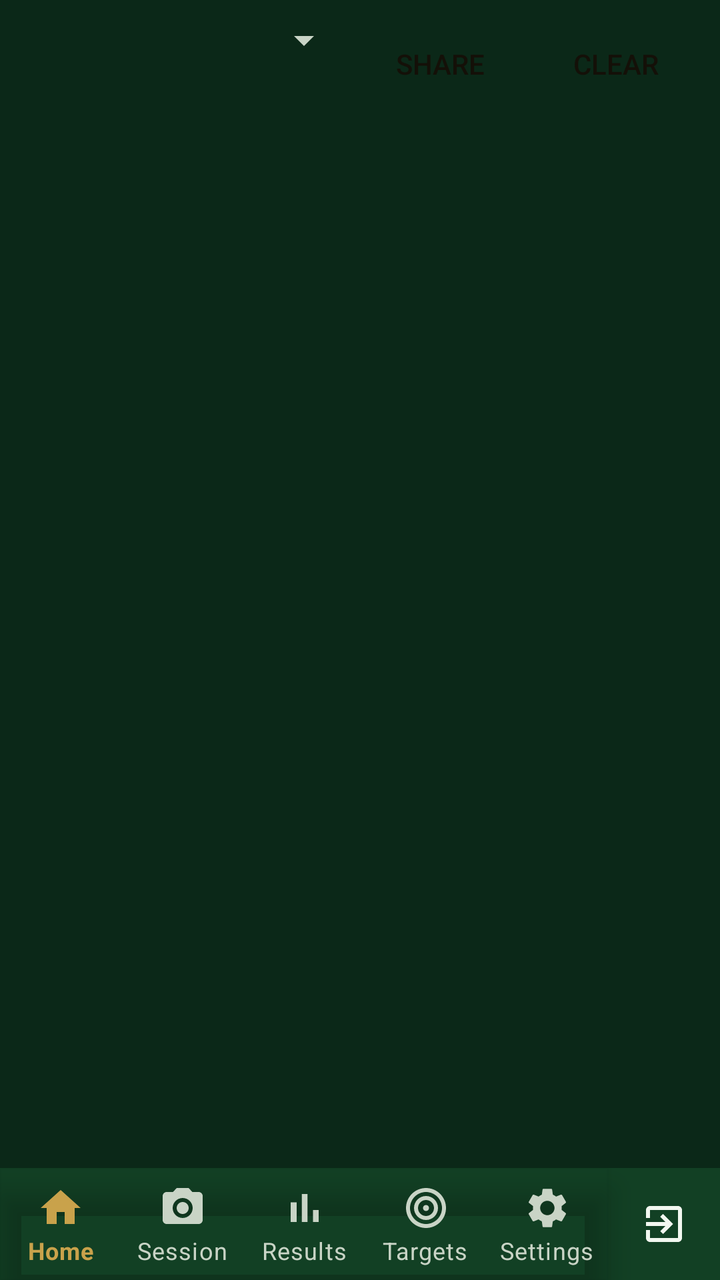
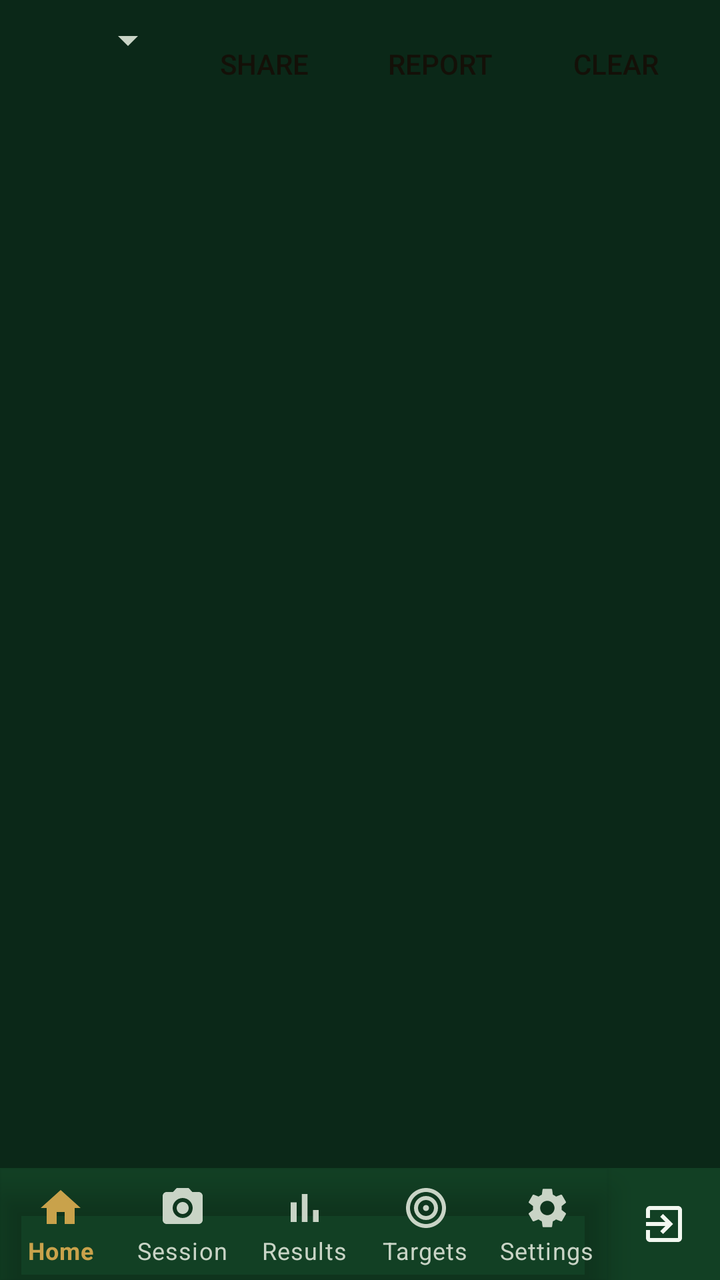

Compare the two renders of this Android layout. The source of the first and the diff that turns it into the second are given below.
<!-- AndroidManifest.xml: application theme Theme.STS -->
<!-- res/layout/activity_log.xml -->
<?xml version="1.0" encoding="utf-8"?>
<LinearLayout xmlns:android="http://schemas.android.com/apk/res/android"
    android:layout_width="match_parent"
    android:layout_height="match_parent"
    android:orientation="vertical">

    <LinearLayout
        android:layout_width="match_parent"
        android:layout_height="wrap_content"
        android:orientation="horizontal"
        android:padding="8dp">
        <Spinner android:id="@+id/spLevel"
            android:layout_width="0dp" android:layout_weight="1"
            android:layout_height="wrap_content" />
        <Button android:id="@+id/btnShare"
            android:layout_width="wrap_content" android:layout_height="wrap_content"
            style="?android:attr/borderlessButtonStyle" android:text="Share" />
        <Button android:id="@+id/btnClear"
            android:layout_width="wrap_content" android:layout_height="wrap_content"
            style="?android:attr/borderlessButtonStyle" android:text="Clear" />
    </LinearLayout>

    <ScrollView
        android:id="@+id/scroll"
        android:layout_width="match_parent"
        android:layout_height="0dp"
        android:layout_weight="1">
        <TextView android:id="@+id/tvLog"
            android:layout_width="match_parent"
            android:layout_height="wrap_content"
            android:padding="8dp"
            android:typeface="monospace"
            android:textSize="10sp"
            android:textIsSelectable="true" />
    </ScrollView>

    <include layout="@layout/include_bottom_nav" />

</LinearLayout>
<!-- res/layout/include_bottom_nav.xml (included above) -->
<?xml version="1.0" encoding="utf-8"?>
<LinearLayout xmlns:android="http://schemas.android.com/apk/res/android"
    xmlns:app="http://schemas.android.com/apk/res-auto"
    android:layout_width="match_parent"
    android:layout_height="wrap_content"
    android:orientation="horizontal"
    android:background="?attr/colorSurface">

    <com.google.android.material.bottomnavigation.BottomNavigationView
        android:id="@+id/bottomNav"
        android:layout_width="0dp"
        android:layout_weight="1"
        android:layout_height="wrap_content"
        android:background="@android:color/transparent"
        app:itemIconTint="@color/bottom_nav_item"
        app:itemTextColor="@color/bottom_nav_item"
        app:labelVisibilityMode="labeled"
        app:menu="@menu/bottom_nav_menu" />

    <LinearLayout
        android:id="@+id/btnExit"
        android:layout_width="56dp"
        android:layout_height="match_parent"
        android:orientation="vertical"
        android:gravity="center"
        android:background="?attr/selectableItemBackgroundBorderless"
        android:contentDescription="@string/nav_exit">

        
        <ImageView
            android:layout_width="24dp"
            android:layout_height="24dp"
            android:src="@drawable/ic_nav_exit"
            app:tint="?android:attr/textColorPrimary"
            android:importantForAccessibility="no" />
    </LinearLayout>
</LinearLayout>
<!-- resources referenced by this layout -->
<resources>
  <!-- drawable ic_nav_exit (drawable) -->
  <vector xmlns:android="http://schemas.android.com/apk/res/android"
      android:width="24dp" android:height="24dp"
      android:viewportWidth="24" android:viewportHeight="24">
      <path android:fillColor="@android:color/white" android:pathData="M10.09,15.59L11.5,17l5,-5 -5,-5 -1.41,1.41L12.67,11H3v2h9.67l-2.58,2.59zM19,3H5c-1.11,0 -2,0.9 -2,2v4h2V5h14v14H5v-4H3v4c0,1.1 0.89,2 2,2h14c1.1,0 2,-0.9 2,-2V5c0,-1.1 -0.9,-2 -2,-2z" />
  </vector>
  <string name="nav_exit">Exit</string>
  <style name="Theme.STS" parent="Theme.STS.Dark" />
  <style name="Theme.STS.Dark" parent="Theme.STS.Base">
          <item name="android:windowBackground">@color/dark_bg</item>
          <item name="colorSurface">@color/dark_surface</item>
          <item name="colorPrimary">@color/dark_accent</item>
          <item name="colorSecondary">@color/dark_accent</item>
          <item name="colorAccent">@color/dark_accent</item>
          <item name="colorOnPrimary">@color/dark_on_accent</item>
          <item name="colorOnSecondary">@color/dark_on_accent</item>
          <item name="android:colorBackground">@color/dark_surface</item>
          <item name="android:textColorPrimary">@color/dark_text</item>
          <item name="android:textColorSecondary">@color/dark_text_dim</item>
          <item name="android:textColorTertiary">#C9D4C6</item>
          <item name="android:textColorHint">#A6B2A4</item>
          <item name="colorOnSurface">@color/dark_text</item>
          <item name="colorOnBackground">@color/dark_text</item>
      </style>
  <style name="Theme.STS.Base" parent="Theme.MaterialComponents.NoActionBar">
          <item name="android:statusBarColor">@color/dark_bg</item>
      </style>
  <color name="dark_bg">#0B2818</color>
  <color name="dark_surface">#124024</color>
  <color name="dark_accent">#C9A24B</color>
  <color name="dark_on_accent">#141008</color>
  <color name="dark_text">#F2F7F0</color>
  <color name="dark_text_dim">#C9D4C6</color>
</resources>

<!-- the commit's change to res/layout/activity_log.xml (unified diff, before → after) -->
@@ -15,6 +15,9 @@
         <Button android:id="@+id/btnShare"
             android:layout_width="wrap_content" android:layout_height="wrap_content"
             style="?android:attr/borderlessButtonStyle" android:text="Share" />
+        <Button android:id="@+id/btnShareAll"
+            android:layout_width="wrap_content" android:layout_height="wrap_content"
+            style="?android:attr/borderlessButtonStyle" android:text="Report" />
         <Button android:id="@+id/btnClear"
             android:layout_width="wrap_content" android:layout_height="wrap_content"
             style="?android:attr/borderlessButtonStyle" android:text="Clear" />
